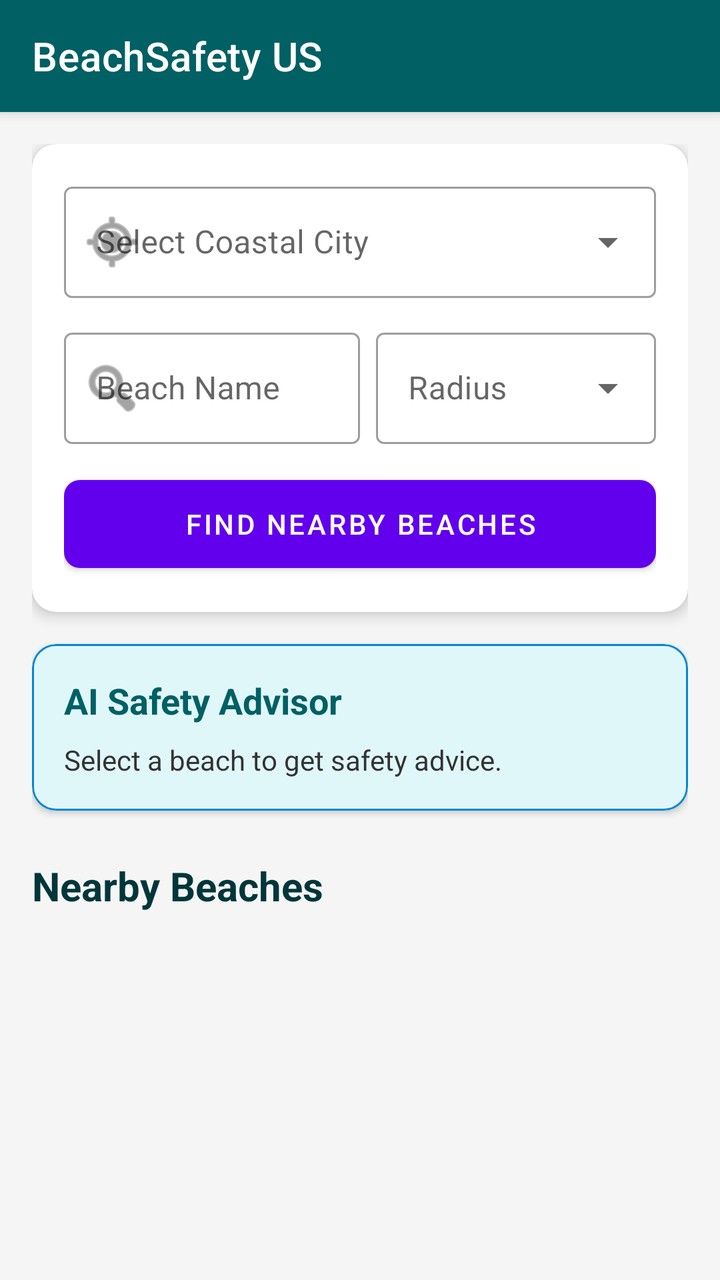
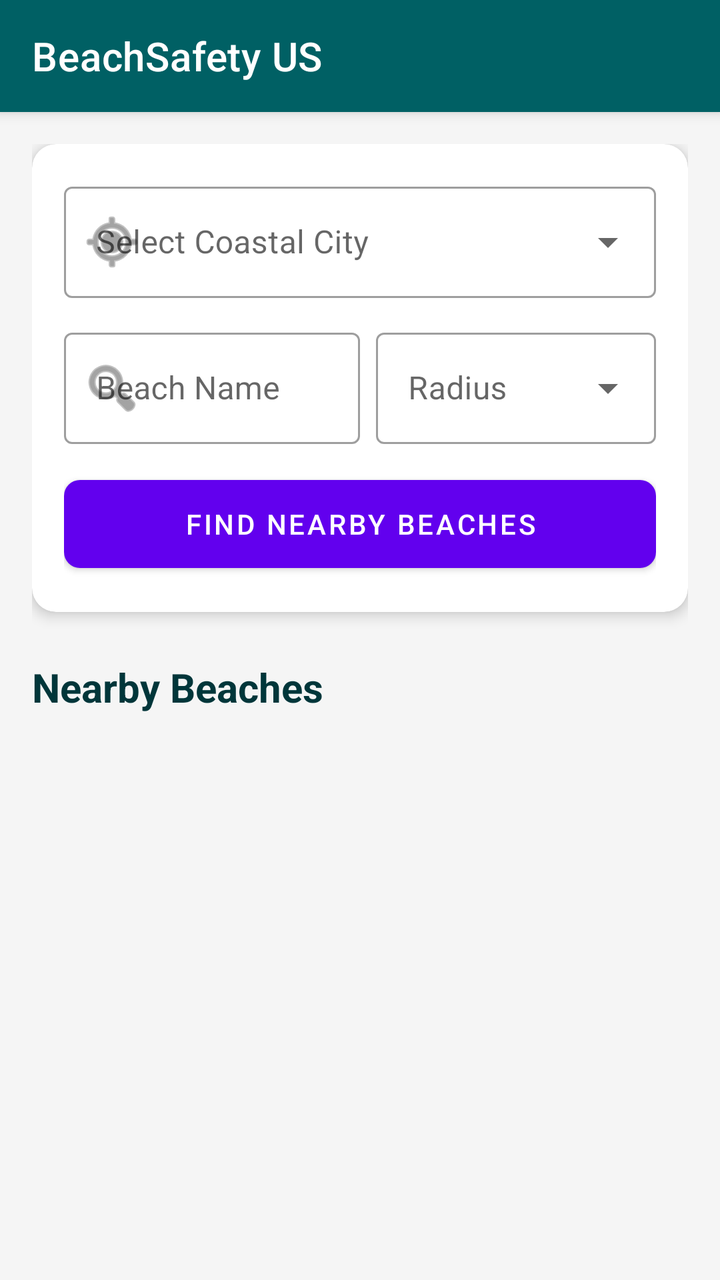

Compare the two renders of this Android layout. The source of the first and the diff that turns it into the second are given below.
<!-- AndroidManifest.xml: activity theme Theme.MyApplication -->
<!-- res/layout/activity_main.xml -->
<?xml version="1.0" encoding="utf-8"?>
<androidx.coordinatorlayout.widget.CoordinatorLayout xmlns:android="http://schemas.android.com/apk/res/android"
    xmlns:app="http://schemas.android.com/apk/res-auto"
    android:layout_width="match_parent"
    android:layout_height="match_parent"
    android:background="@color/background">

    <com.google.android.material.appbar.AppBarLayout
        android:layout_width="match_parent"
        android:layout_height="wrap_content"
        android:background="@color/primary">

        <com.google.android.material.appbar.MaterialToolbar
            android:id="@+id/toolbar"
            android:layout_width="match_parent"
            android:layout_height="?attr/actionBarSize"
            app:title="BeachSafety US"
            app:titleTextColor="@color/on_primary" />

    </com.google.android.material.appbar.AppBarLayout>

    <androidx.core.widget.NestedScrollView
        android:layout_width="match_parent"
        android:layout_height="match_parent"
        app:layout_behavior="@string/appbar_scrolling_view_behavior">

        <LinearLayout
            android:layout_width="match_parent"
            android:layout_height="wrap_content"
            android:orientation="vertical"
            android:padding="16dp">

            <com.google.android.material.card.MaterialCardView
                android:layout_width="match_parent"
                android:layout_height="wrap_content"
                app:cardCornerRadius="12dp"
                app:cardElevation="4dp"
                app:strokeWidth="0dp">

                <LinearLayout
                    android:layout_width="match_parent"
                    android:layout_height="wrap_content"
                    android:orientation="vertical"
                    android:padding="16dp">

                    <com.google.android.material.textfield.TextInputLayout
                        style="@style/Widget.MaterialComponents.TextInputLayout.OutlinedBox.ExposedDropdownMenu"
                        android:layout_width="match_parent"
                        android:layout_height="wrap_content"
                        android:hint="Select Coastal City"
                        app:startIconDrawable="@android:drawable/ic_menu_mylocation">

                        <AutoCompleteTextView
                            android:id="@+id/citySearchEditText"
                            android:layout_width="match_parent"
                            android:layout_height="wrap_content"
                            android:completionThreshold="1"
                            android:inputType="text" />
                    </com.google.android.material.textfield.TextInputLayout>

                    <LinearLayout
                        android:layout_width="match_parent"
                        android:layout_height="wrap_content"
                        android:layout_marginTop="12dp"
                        android:orientation="horizontal">

                        <com.google.android.material.textfield.TextInputLayout
                            style="@style/Widget.MaterialComponents.TextInputLayout.OutlinedBox"
                            android:layout_width="0dp"
                            android:layout_height="wrap_content"
                            android:layout_weight="1"
                            android:hint="Beach Name"
                            app:startIconDrawable="@android:drawable/ic_menu_search">

                            <com.google.android.material.textfield.TextInputEditText
                                android:id="@+id/searchEditText"
                                android:layout_width="match_parent"
                                android:layout_height="wrap_content"
                                android:inputType="text" />
                        </com.google.android.material.textfield.TextInputLayout>

                        <com.google.android.material.textfield.TextInputLayout
                            style="@style/Widget.MaterialComponents.TextInputLayout.OutlinedBox.ExposedDropdownMenu"
                            android:layout_width="140dp"
                            android:layout_height="wrap_content"
                            android:layout_marginStart="8dp"
                            android:hint="Radius">

                            <AutoCompleteTextView
                                android:id="@+id/radiusSpinner"
                                android:layout_width="match_parent"
                                android:layout_height="wrap_content"
                                android:inputType="none" />
                        </com.google.android.material.textfield.TextInputLayout>
                    </LinearLayout>

                    <com.google.android.material.button.MaterialButton
                        android:id="@+id/citySearchButton"
                        android:layout_width="match_parent"
                        android:layout_height="56dp"
                        android:layout_marginTop="12dp"
                        android:text="Find Nearby Beaches"
                        app:cornerRadius="8dp" />
                </LinearLayout>
            </com.google.android.material.card.MaterialCardView>

            <com.google.android.material.card.MaterialCardView
                android:id="@+id/advisorCard"
                android:layout_width="match_parent"
                android:layout_height="wrap_content"
                android:layout_marginTop="16dp"
                app:cardBackgroundColor="@color/advisor_bg"
                app:cardCornerRadius="12dp"
                app:cardElevation="2dp"
                app:strokeColor="@color/water_accent"
                app:strokeWidth="1dp">

                <LinearLayout
                    android:layout_width="match_parent"
                    android:layout_height="wrap_content"
                    android:orientation="vertical"
                    android:padding="16dp">

                    <TextView
                        android:id="@+id/advisorTitle"
                        android:layout_width="wrap_content"
                        android:layout_height="wrap_content"
                        android:text="AI Safety Advisor"
                        android:textColor="@color/primary"
                        android:textSize="18sp"
                        android:textStyle="bold" />

                    <TextView
                        android:id="@+id/advisorText"
                        android:layout_width="match_parent"
                        android:layout_height="wrap_content"
                        android:layout_marginTop="8dp"
                        android:lineSpacingExtra="4dp"
                        android:text="Select a beach to get safety advice."
                        android:textColor="#333333" />
                </LinearLayout>
            </com.google.android.material.card.MaterialCardView>

            <TextView
                android:layout_width="wrap_content"
                android:layout_height="wrap_content"
                android:layout_marginTop="24dp"
                android:layout_marginBottom="8dp"
                android:text="Nearby Beaches"
                android:textColor="@color/primary_variant"
                android:textSize="20sp"
                android:textStyle="bold" />

            <androidx.recyclerview.widget.RecyclerView
                android:id="@+id/beachRecyclerView"
                android:layout_width="match_parent"
                android:layout_height="wrap_content"
                android:nestedScrollingEnabled="false" />

        </LinearLayout>
    </androidx.core.widget.NestedScrollView>

</androidx.coordinatorlayout.widget.CoordinatorLayout>
<!-- resources referenced by this layout -->
<resources>
  <color name="advisor_bg">#E0F7FA</color>
  <color name="background">#F5F5F5</color>
  <color name="on_primary">#FFFFFF</color>
  <color name="primary">#006064</color>
  <color name="primary_variant">#00363a</color>
  <color name="water_accent">#0288D1</color>
  <style name="Theme.MyApplication" parent="Theme.MaterialComponents.DayNight.DarkActionBar">
          
          <item name="colorPrimary">@color/purple_500</item>
          <item name="colorPrimaryVariant">@color/purple_700</item>
          <item name="colorOnPrimary">@color/white</item>
          
          <item name="colorSecondary">@color/teal_200</item>
          <item name="colorSecondaryVariant">@color/teal_700</item>
          <item name="colorOnSecondary">@color/black</item>
          
          <item name="android:statusBarColor">?attr/colorPrimaryVariant</item>
          
      </style>
  <color name="purple_500">#6200EE</color>
  <color name="purple_700">#3700B3</color>
  <color name="white">#FFFFFF</color>
  <color name="teal_200">#03DAC5</color>
  <color name="teal_700">#018786</color>
  <color name="black">#000000</color>
</resources>

<!-- the commit's change to res/layout/activity_main.xml (unified diff, before → after) -->
@@ -104,42 +104,6 @@
                 </LinearLayout>
             </com.google.android.material.card.MaterialCardView>
 
-            <com.google.android.material.card.MaterialCardView
-                android:id="@+id/advisorCard"
-                android:layout_width="match_parent"
-                android:layout_height="wrap_content"
-                android:layout_marginTop="16dp"
-                app:cardBackgroundColor="@color/advisor_bg"
-                app:cardCornerRadius="12dp"
-                app:cardElevation="2dp"
-                app:strokeColor="@color/water_accent"
-                app:strokeWidth="1dp">
-
-                <LinearLayout
-                    android:layout_width="match_parent"
-                    android:layout_height="wrap_content"
-                    android:orientation="vertical"
-                    android:padding="16dp">
-
-                    <TextView
-                        android:id="@+id/advisorTitle"
-                        android:layout_width="wrap_content"
-                        android:layout_height="wrap_content"
-                        android:text="AI Safety Advisor"
-                        android:textColor="@color/primary"
-                        android:textSize="18sp"
-                        android:textStyle="bold" />
-
-                    <TextView
-                        android:id="@+id/advisorText"
-                        android:layout_width="match_parent"
-                        android:layout_height="wrap_content"
-                        android:layout_marginTop="8dp"
-                        android:lineSpacingExtra="4dp"
-                        android:text="Select a beach to get safety advice."
-                        android:textColor="#333333" />
-                </LinearLayout>
-            </com.google.android.material.card.MaterialCardView>
 
             <TextView
                 android:layout_width="wrap_content"
<!-- resource entries referenced after the edit -->
@@ -1,12 +1,10 @@
 <!-- resources referenced by this layout -->
 <resources>
-  <color name="advisor_bg">#E0F7FA</color>
   <color name="background">#F5F5F5</color>
   <color name="on_primary">#FFFFFF</color>
   <color name="primary">#006064</color>
   <color name="primary_variant">#00363a</color>
-  <color name="water_accent">#0288D1</color>
-  <style name="Theme.MyApplication" parent="Theme.MaterialComponents.DayNight.DarkActionBar">
+  <style name="Theme.MyApplication" parent="Theme.MaterialComponents.DayNight.NoActionBar">
           
           <item name="colorPrimary">@color/purple_500</item>
           <item name="colorPrimaryVariant">@color/purple_700</item>
@@ -18,6 +16,9 @@
           
           <item name="android:statusBarColor">?attr/colorPrimaryVariant</item>
           
+          <item name="windowActionBar">false</item>
+          <item name="windowNoTitle">true</item>
+          
       </style>
   <color name="purple_500">#6200EE</color>
   <color name="purple_700">#3700B3</color>
